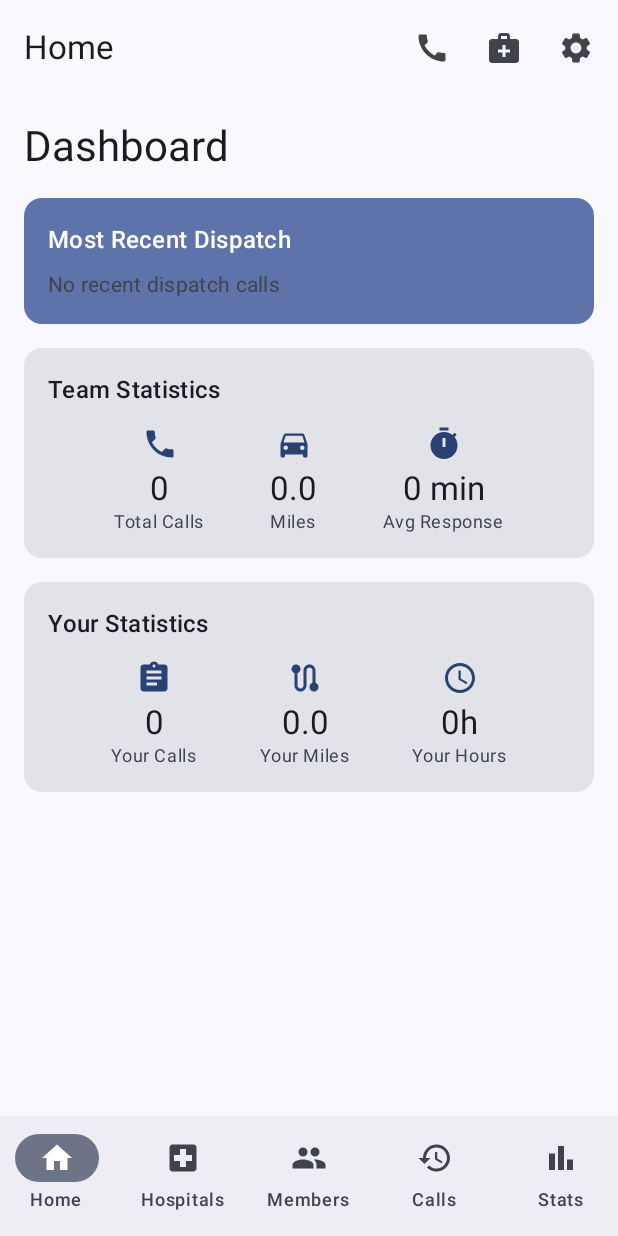
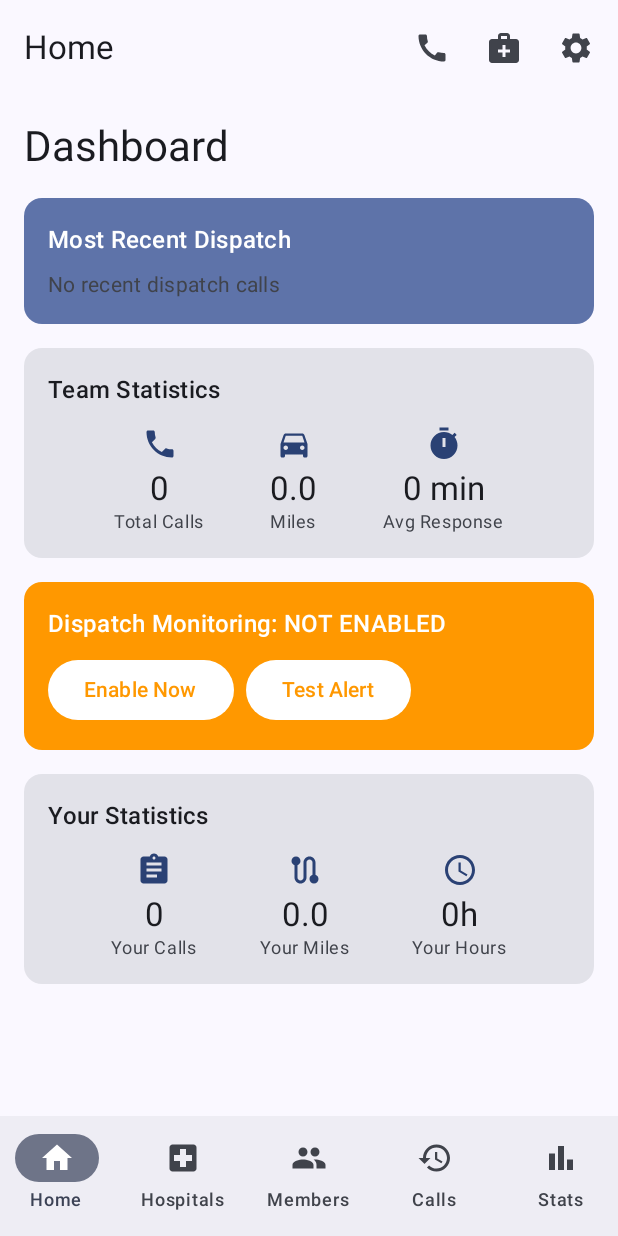
Before and after one commit to moshelandau/Hatzolah, an Android app built with Jetpack Compose: the screen it shows after launch (MainActivity), after a tap on "Enable Notification Access", on a phone screen of 412 x 824 dp. Run offline under Robolectric (Android 15) with nearby library versions, the phone set to English and light mode, and no system bars; our stand-ins replace Dagger/Hilt's generated code, Room's generated code.

Commit message:
Fix SMS dispatch detection + add test button + new icon
- Broadened SMS notification matching: checks title, text, bigText,
  subText for dispatch number (handles Samsung formatting)
- Added dispatch monitoring status card on Dashboard (green=active,
  orange=not enabled) with Enable and Test Alert buttons
- Updated app icon to Hatzolah blue/red theme
- Test Alert button lets you verify the full-screen alert works

https://claude.ai/code/session_014BvA1mtRJTLkHSHpZQewtW

```diff
--- a/app/src/main/java/com/hatzolah/app/ui/dashboard/DashboardScreen.kt
+++ b/app/src/main/java/com/hatzolah/app/ui/dashboard/DashboardScreen.kt
@@ -1,7 +1,9 @@
 package com.hatzolah.app.ui.dashboard
 
+import android.content.ComponentName
 import android.content.Intent
 import android.net.Uri
+import android.provider.Settings
 import androidx.compose.foundation.layout.*
 import androidx.compose.material.icons.Icons
 import androidx.compose.material.icons.filled.*
@@ -9,9 +11,12 @@ import androidx.compose.material3.*
 import androidx.compose.runtime.*
 import androidx.compose.ui.Alignment
 import androidx.compose.ui.Modifier
+import androidx.compose.ui.graphics.Color
 import androidx.compose.ui.platform.LocalContext
 import androidx.compose.ui.unit.dp
 import androidx.hilt.navigation.compose.hiltViewModel
+import com.hatzolah.app.service.DispatchNotificationListener
+import com.hatzolah.app.ui.DispatchAlertActivity
 
 @Composable
 fun DashboardScreen(
@@ -112,6 +117,55 @@ fun DashboardScreen(
 
         Spacer(modifier = Modifier.height(16.dp))
 
+        // Notification Listener status + test
+        val listenerEnabled = remember {
+            val cn = ComponentName(context, DispatchNotificationListener::class.java)
+            val flat = Settings.Secure.getString(context.contentResolver, "enabled_notification_listeners") ?: ""
+            flat.contains(cn.flattenToString())
+        }
+
+        Card(
+            modifier = Modifier.fillMaxWidth(),
+            colors = CardDefaults.cardColors(
+                containerColor = if (listenerEnabled) Color(0xFF4CAF50) else Color(0xFFFF9800)
+            )
+        ) {
+            Column(modifier = Modifier.padding(16.dp)) {
+                Text(
+                    text = if (listenerEnabled) "Dispatch Monitoring: ACTIVE" else "Dispatch Monitoring: NOT ENABLED",
+                    style = MaterialTheme.typography.titleMedium,
+                    color = Color.White
+                )
+                Spacer(modifier = Modifier.height(8.dp))
+                Row(horizontalArrangement = Arrangement.spacedBy(8.dp)) {
+                    if (!listenerEnabled) {
+                        Button(
+                            onClick = { context.startActivity(Intent(Settings.ACTION_NOTIFICATION_LISTENER_SETTINGS)) },
+                            colors = ButtonDefaults.buttonColors(containerColor = Color.White)
+                        ) {
+                            Text("Enable Now", color = Color(0xFFFF9800))
+                        }
+                    }
+                    Button(
+                        onClick = {
+                            val intent = DispatchAlertActivity.createIntent(
+                                context,
+                                "123 Main St Apt 4B, Monsey NY 10952",
+                                "Cardiac Arrest",
+                                "CALL: Cardiac Arrest at 123 Main St Apt 4B, Monsey NY 10952"
+                            )
+                            context.startActivity(intent)
+                        },
+                        colors = ButtonDefaults.buttonColors(containerColor = Color.White)
+                    ) {
+                        Text("Test Alert", color = if (listenerEnabled) Color(0xFF4CAF50) else Color(0xFFFF9800))
+                    }
+                }
+            }
+        }
+
+        Spacer(modifier = Modifier.height(16.dp))
+
         // Personal stats card
         Card(modifier = Modifier.fillMaxWidth()) {
             Column(modifier = Modifier.padding(16.dp)) {
```
Also changed, not shown: app/src/main/java/com/hatzolah/app/service/DispatchNotificationListener.kt (+21 -12 lines), app/src/main/res/mipmap-hdpi/ic_launcher.png, app/src/main/res/mipmap-hdpi/ic_launcher_round.png, app/src/main/res/mipmap-mdpi/ic_launcher.png, app/src/main/res/mipmap-mdpi/ic_launcher_round.png, app/src/main/res/mipmap-xhdpi/ic_launcher.png, app/src/main/res/mipmap-xhdpi/ic_launcher_round.png, app/src/main/res/mipmap-xxhdpi/ic_launcher.png, app/src/main/res/mipmap-xxhdpi/ic_launcher_round.png, app/src/main/res/mipmap-xxxhdpi/ic_launcher.png, app/src/main/res/mipmap-xxxhdpi/ic_launcher_round.png.
